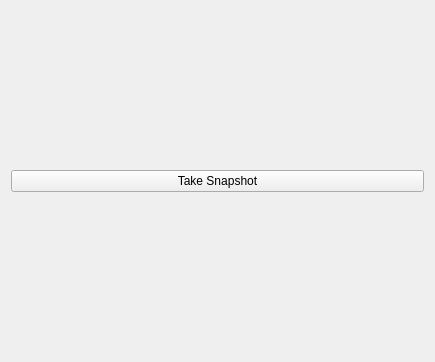
First picture: the form in Komunikacja/Stream/MainWindow.ui, repository Eragon96/HAL-062, before the edit.
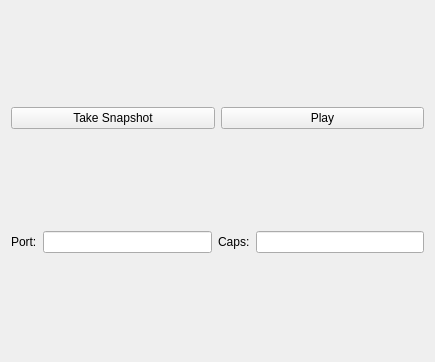
Second picture: the form after the edit.

Commit message: Fixed playing stream and added layout

What changed in the file:
```diff
--- a/Komunikacja/Stream/MainWindow.ui
+++ b/Komunikacja/Stream/MainWindow.ui
@@ -16,11 +16,46 @@
         <widget class="QWidget" name="centralWidget">
             <layout class="QVBoxLayout" name="verticalLayout">
                 <item>
+                    <layout class="QHBoxLayout" name="horizontalLayout1">
+                        <item>
                     <widget class="QPushButton" name="snapButton">
                         <property name="text">
                             <string>Take Snapshot</string>
                         </property>
                     </widget>
+                        </item>
+                        <item>
+                            <widget class="QPushButton" name="playButton">
+                                <property name="text">
+                                    <string>Play</string>
+                                </property>
+                            </widget>
+                        </item>
+                    </layout>
+                </item>
+                <item>
+                    <layout class="QHBoxLayout" name="horizontalLayout2">
+                        <item>
+                            <widget class="QLabel" name="portLabel">
+                                <property name="text">
+                                    <string>Port:</string>
+                                </property>
+                            </widget>
+                        </item>
+                        <item>
+                            <widget class="QLineEdit" name="portLineEdit"></widget>
+                        </item>
+                        <item>
+                            <widget class="QLabel" name="capsLabel">
+                                <property name="text">
+                                    <string>Caps:</string>
+                                </property>
+                            </widget>
+                        </item>
+                        <item>
+                            <widget class="QLineEdit" name="capsLineEdit"></widget>
+                        </item>
+                    </layout>
                 </item>
             </layout>
         </widget>
```
Left out of the diff: 2 changed lines with no effect on the pictures. Lines whose indentation alone changed are shown as unchanged. The commit also changes 5 other files.
